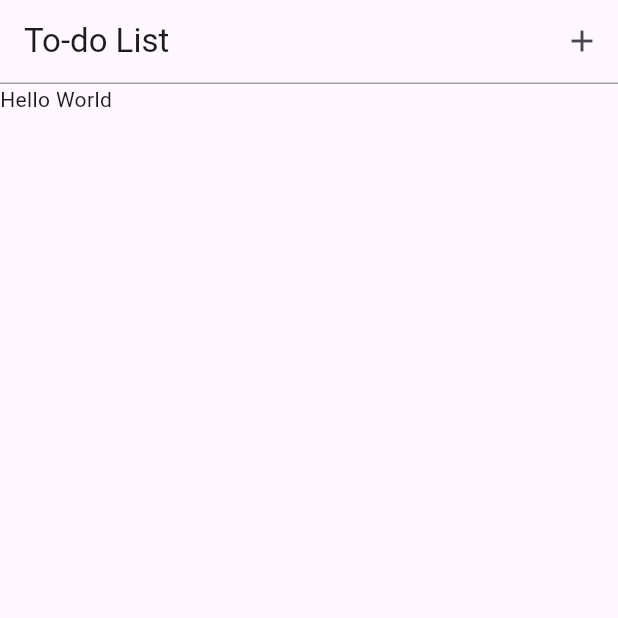
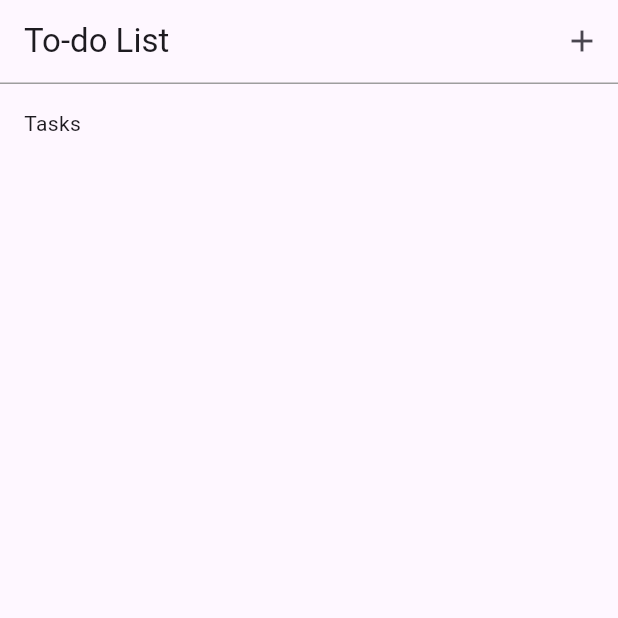
Before and after one commit to lucifron28/simple-to-do-list, a Flutter app: the screen it shows after launch, on a phone screen of 412 x 824 dp, the top half of it. Run offline on Flutter 3.47's test engine with Material 3 defaults, Android fonts, the phone set to English and light mode, and no system bars.

Commit message:
add tasks body

```diff
--- a/lib/app.dart
+++ b/lib/app.dart
@@ -1,4 +1,5 @@
 import 'package:flutter/material.dart';
+import 'tasks.dart';
 
 class ToDoListApp extends StatelessWidget {
   const ToDoListApp({super.key});
@@ -37,15 +38,13 @@ class _ToDoListState extends State<ToDoList> {
               borderRadius: BorderRadius.all(Radius.circular(40.0)),
               child: Container(
                 height: 40.0,
-                decoration: BoxDecoration(
-                  color: Colors.red,
-                ),
+                decoration: BoxDecoration(color: Colors.red),
                 child: TextButton(
                   onPressed: () => Navigator.pop(context),
                   style: TextButton.styleFrom(foregroundColor: Colors.white),
-                  child: Text('Close')
-                    ),
-                  ),
+                  child: Text('Close'),
+                ),
+              ),
             ),
           ],
         );
@@ -73,7 +72,7 @@ class _ToDoListState extends State<ToDoList> {
           child: Container(color: Colors.grey, height: 1.0),
         ),
       ),
-      body: Text("Hello World"),
+      body: Tasks(),
     );
   }
 }
--- /dev/null
+++ b/lib/tasks.dart
@@ -0,0 +1,24 @@
+import 'package:flutter/material.dart';
+
+
+class Tasks extends StatefulWidget {
+  const Tasks({super.key});
+
+  @override
+  State<Tasks> createState() => _TasksState();
+}
+
+class _TasksState extends State<Tasks> {
+  @override
+  Widget build(BuildContext context) {
+    return Padding(
+      padding: const EdgeInsets.all(16.0),
+      child: Column(
+        mainAxisAlignment: MainAxisAlignment.start,
+        children: [
+          Text("Tasks"),
+        ],
+      ),
+    );
+  }
+}
```
